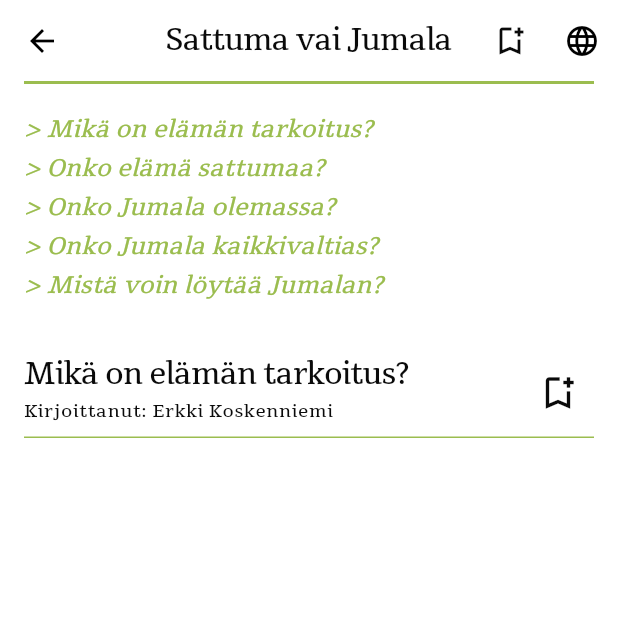
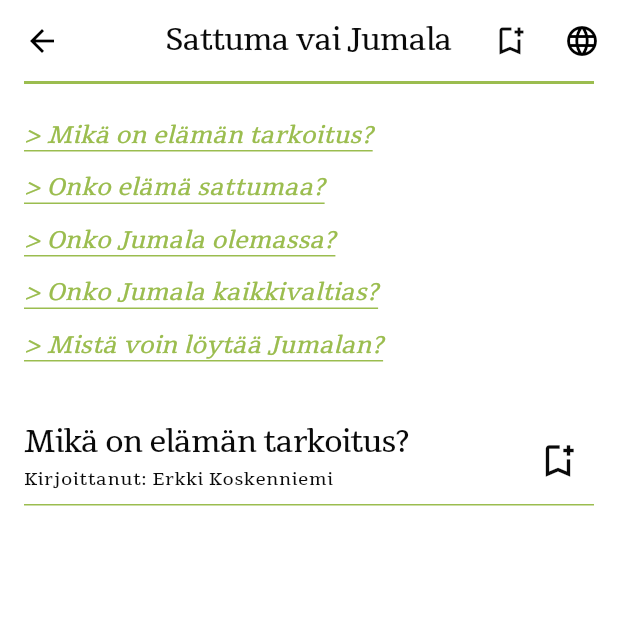
Before and after one commit to villepuuri/Bible-Toolbox, a Flutter app: the AnswersPage screen opened by its route, after a tap on "Sattuma vai Jumala", on a phone screen of 412 x 824 dp, the top half of it. Run offline on Flutter 3.47's test engine with Material 3 defaults, Android fonts, the phone set to English and light mode, and no system bars; drawn by our look-alikes of auto_size_text, scrollable_positioned_list; our stand-ins replace google_fonts, hive, hive_flutter, shared_preferences; accounts and stored records are empty.

Commit message:
Added a LinkHeadline for consistent internal links

```diff
--- /dev/null
+++ b/lib/core/Widgets/link_headline.dart
@@ -0,0 +1,34 @@
+import 'package:flutter/material.dart';
+
+
+class LinkHeadline extends StatefulWidget {
+
+  final String text;
+  final VoidCallback? onTap;
+
+  const LinkHeadline({super.key, required this.text, this.onTap});
+
+  @override
+  State<LinkHeadline> createState() => _LinkHeadlineState();
+}
+
+class _LinkHeadlineState extends State<LinkHeadline> {
+  @override
+  Widget build(BuildContext context) {
+    return Container(
+      margin: EdgeInsets.symmetric(vertical: 6),
+      decoration: BoxDecoration(
+        border: Border(
+          bottom: BorderSide(
+            width: 1,
+            color: Theme.of(context).primaryColor,
+          ),
+        ),
+      ),
+      child: TextButton(
+        onPressed: widget.onTap,
+        child: Text("> ${widget.text}"),
+      ),
+    );
+  }
+}
--- a/lib/presentation/pages/answers_page.dart
+++ b/lib/presentation/pages/answers_page.dart
@@ -1,6 +1,7 @@
 import 'dart:convert';
 
 import 'package:bible_toolbox/core/Widgets/extendable_headline.dart';
+import 'package:bible_toolbox/core/Widgets/link_headline.dart';
 import 'package:bible_toolbox/core/Widgets/main_app_bar.dart';
 import 'package:flutter/material.dart';
 import 'package:flutter/services.dart';
@@ -84,29 +85,15 @@ class _AnswersPageState extends State<AnswersPage> {
           },
           children: (answer["items"] as List<dynamic>)
               .map(
-                (question) => Container(
-                  margin: EdgeInsets.symmetric(vertical: 6),
-                  decoration: BoxDecoration(
-                    border: Border(
-                      bottom: BorderSide(
-                        width: 1,
-                        color: Theme.of(context).primaryColor,
-                      ),
-                    ),
-                  ),
-                  child: TextButton(
-                    onPressed: () {
-                      debugPrint('User wants to open: $question');
-                      Navigator.pushNamed(context, '/showText',
-                          arguments: {
+                (question) => LinkHeadline(text: question, onTap: () {
+                  debugPrint('User wants to open: $question');
+                  Navigator.pushNamed(context, '/showText',
+                      arguments: {
                         'id': entry.key,
                         'clicked': question
                       }
-                      );
-                    },
-                    child: Text("> $question"),
-                  ),
-                ),
+                  );
+                },)
               )
               .toList(),
         );
--- a/lib/presentation/pages/text_page.dart
+++ b/lib/presentation/pages/text_page.dart
@@ -1,5 +1,6 @@
 import 'dart:convert';
 
+import 'package:bible_toolbox/core/Widgets/link_headline.dart';
 import 'package:bible_toolbox/core/Widgets/main_app_bar.dart';
 import 'package:bible_toolbox/core/constants.dart';
 import 'package:bible_toolbox/core/helpers/bookmark.dart';
@@ -74,18 +75,15 @@ class _TextPageState extends State<TextPage> {
           crossAxisAlignment: CrossAxisAlignment.start,
           children: contentList
               .map(
-                (item) => TextButton(
-                  onPressed: () {
+                (item) => LinkHeadline(
+                  text: item,
+                  onTap: () {
                     debugPrint('Pressed: $item');
                     itemScrollController.scrollTo(
                       index: contentList.indexOf(item) + 1,
                       duration: const Duration(milliseconds: 100),
                     );
                   },
-                  child: Padding(
-                    padding: const EdgeInsets.symmetric(vertical: 2),
-                    child: Text("> $item"),
-                  ),
                 ),
               )
               .toList(),
```
